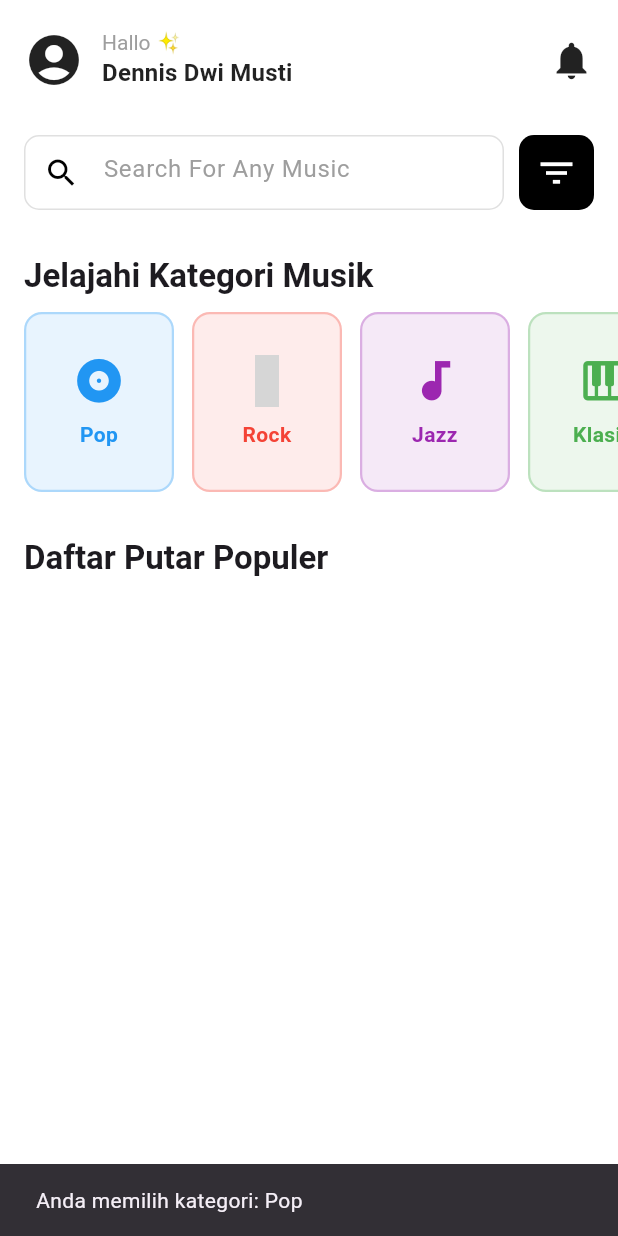
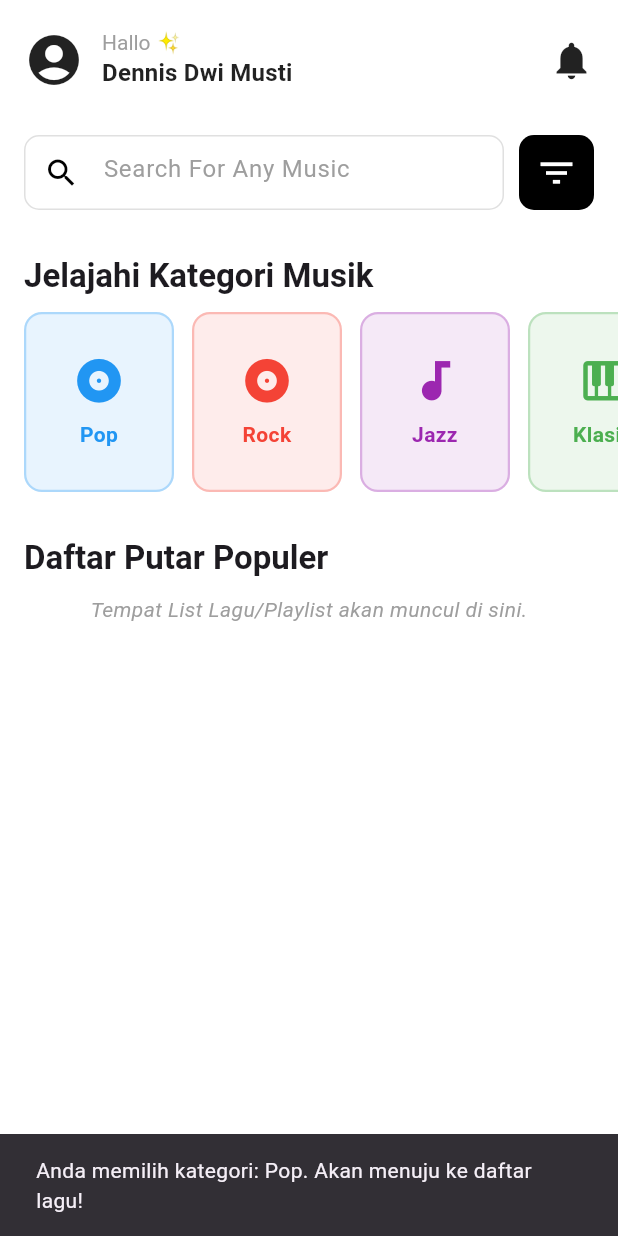
Before and after one commit to ojgrup/Musik-sc, a Flutter app: the screen it shows after launch, after a tap on "Pop", on a phone screen of 412 x 824 dp. Run offline on Flutter 3.47's test engine with Material 3 defaults, Android fonts, the phone set to English and light mode, and no system bars; grey boxes are pictures that could not be loaded.

Commit message:
Update dashboard.dart

```diff
--- a/lib/dashboard.dart
+++ b/lib/dashboard.dart
@@ -6,7 +6,7 @@ class MusicCategory {
   final IconData icon;
   final Color color;
 
-  MusicCategory({required this.name, required this.icon, required this.color});
+  const MusicCategory({required this.name, required this.icon, required this.color});
 }
 
 class DashboardPage extends StatefulWidget {
@@ -18,10 +18,11 @@ class DashboardPage extends StatefulWidget {
 
 class _DashboardPageState extends State<DashboardPage> {
 
-  // GANTI: Data layanan rumah menjadi Data Kategori Musik
-  final List<MusicCategory> _categories = [
+  // Daftar Kategori Musik
+  final List<MusicCategory> _categories = const [
+    // Ikon 'electric_guitar' diganti dengan 'album' untuk menghindari error build
     MusicCategory(name: "Pop", icon: Icons.album, color: Colors.blue),
-    MusicCategory(name: "Rock", icon: Icons.electric_guitar, color: Colors.red),
+    MusicCategory(name: "Rock", icon: Icons.album, color: Colors.red),
     MusicCategory(name: "Jazz", icon: Icons.audiotrack, color: Colors.purple),
     MusicCategory(name: "Klasik", icon: Icons.piano, color: Colors.green),
     MusicCategory(name: "Hip Hop", icon: Icons.speaker, color: Colors.teal),
@@ -30,18 +31,17 @@ class _DashboardPageState extends State<DashboardPage> {
 
   @override
   Widget build(BuildContext context) {
-    // Memberi warna latar belakang putih polos agar cocok dengan gambar
+    // Memberi warna latar belakang putih polos
     return Scaffold(
       backgroundColor: Colors.white,
       body: CustomScrollView(
         slivers: [
           // --- 2. HEADER KUSTOM (SLIVER APP BAR) ---
-          // Menggunakan SliverAppBar agar header lebih fleksibel dan terintegrasi
           SliverAppBar(
             backgroundColor: Colors.white,
-            automaticallyImplyLeading: false, // Menghilangkan tombol back default
-            pinned: false, // Header akan hilang saat digulir
-            toolbarHeight: 80, // Tinggi AppBar yang lebih besar
+            automaticallyImplyLeading: false,
+            pinned: false,
+            toolbarHeight: 80,
             title: Row(
               mainAxisAlignment: MainAxisAlignment.spaceBetween,
               children: [
@@ -80,24 +80,24 @@ class _DashboardPageState extends State<DashboardPage> {
               [
                 const SizedBox(height: 10),
 
-                // --- 3. SEARCH BAR DAN FILTER (Mirip Gambar) ---
+                // --- 3. SEARCH BAR DAN FILTER ---
                 Padding(
                   padding: const EdgeInsets.symmetric(horizontal: 16),
                   child: Row(
                     children: [
                       Expanded(
                         child: Container(
-                          height: 50, // Tinggi konsisten
+                          height: 50,
                           decoration: BoxDecoration(
                             color: Colors.white,
                             borderRadius: BorderRadius.circular(10),
-                            border: Border.all(color: Colors.grey.shade300, width: 1), // Garis tepi ringan
+                            border: Border.all(color: Colors.grey.shade300, width: 1),
                           ),
                           child: const TextField(
                             decoration: InputDecoration(
                               border: InputBorder.none,
                               contentPadding: EdgeInsets.symmetric(vertical: 10, horizontal: 15),
-                              hintText: "Search For Any Music", // Disesuaikan ke musik
+                              hintText: "Search For Any Music",
                               hintStyle: TextStyle(color: Colors.grey),
                               prefixIcon: Icon(Icons.search, color: Colors.black),
                             ),
@@ -105,16 +105,16 @@ class _DashboardPageState extends State<DashboardPage> {
                         ),
                       ),
                       const SizedBox(width: 10),
-                      // Tombol Filter (Ikon harus diganti agar sesuai dengan gambar)
+                      // Tombol Filter
                       Container(
                         width: 50,
                         height: 50,
                         decoration: BoxDecoration(
-                          color: Colors.black, // Warna hitam untuk filter seperti di gambar
+                          color: Colors.black,
                           borderRadius: BorderRadius.circular(10),
                         ),
                         child: const Icon(
-                          Icons.filter_list, // Ikon Filter
+                          Icons.filter_list,
                           color: Colors.white,
                           size: 28,
                         ),
@@ -143,7 +143,6 @@ class _DashboardPageState extends State<DashboardPage> {
                     padding: const EdgeInsets.symmetric(horizontal: 16),
                     itemBuilder: (context, index) {
                       final category = _categories[index];
-                      // Memanggil widget kategori card
                       return Padding(
                         padding: const EdgeInsets.only(right: 12),
                         child: CategoryCard(category: category),
@@ -154,7 +153,7 @@ class _DashboardPageState extends State<DashboardPage> {
 
                 const SizedBox(height: 30),
 
-                // --- 6. Bagian Daftar Putar Populer (Contoh) ---
+                // --- 6. Bagian Daftar Putar Populer (Contoh Placeholder) ---
                 Padding(
                   padding: const EdgeInsets.only(left: 16.0, bottom: 10.0),
                   child: Text(
@@ -163,7 +162,18 @@ class _DashboardPageState extends State<DashboardPage> {
                   ),
                 ),
 
-                // ... Di sini Anda bisa menambahkan ListView.builder untuk Daftar Lagu (Playlist)
+                // Tempat di mana daftar lagu/playlist akan ditampilkan
+                const Padding(
+                  padding: EdgeInsets.symmetric(horizontal: 16.0),
+                  child: Center(
+                    child: Text(
+                      "Tempat List Lagu/Playlist akan muncul di sini.",
+                      style: TextStyle(color: Colors.grey, fontStyle: FontStyle.italic),
+                    ),
+                  ),
+                ),
+
+                const SizedBox(height: 50),
               ],
             ),
           ),
@@ -174,7 +184,7 @@ class _DashboardPageState extends State<DashboardPage> {
 }
 
 
-// Widget untuk setiap kartu kategori (Diambil dari kode sebelumnya)
+// Widget untuk setiap kartu kategori
 class CategoryCard extends StatelessWidget {
   final MusicCategory category;
 
@@ -184,13 +194,14 @@ class CategoryCard extends StatelessWidget {
   Widget build(BuildContext context) {
     return InkWell(
       onTap: () {
-        // NAVIGASI: Arahkan ke halaman daftar lagu berdasarkan kategori
+        // Logika navigasi ke halaman daftar lagu berdasarkan kategori
+        // Di sini Anda akan menggunakan Navigator.push() ke halaman CategorySongsPage
         ScaffoldMessenger.of(context).showSnackBar(
-          SnackBar(content: Text('Anda memilih kategori: ${category.name}'))
+          SnackBar(content: Text('Anda memilih kategori: ${category.name}. Akan menuju ke daftar lagu!'))
         );
       },
       child: Container(
-        width: 100, // Lebar untuk tampilan horizontal
+        width: 100,
         decoration: BoxDecoration(
           color: category.color.withOpacity(0.1),
           borderRadius: BorderRadius.circular(12),
```
